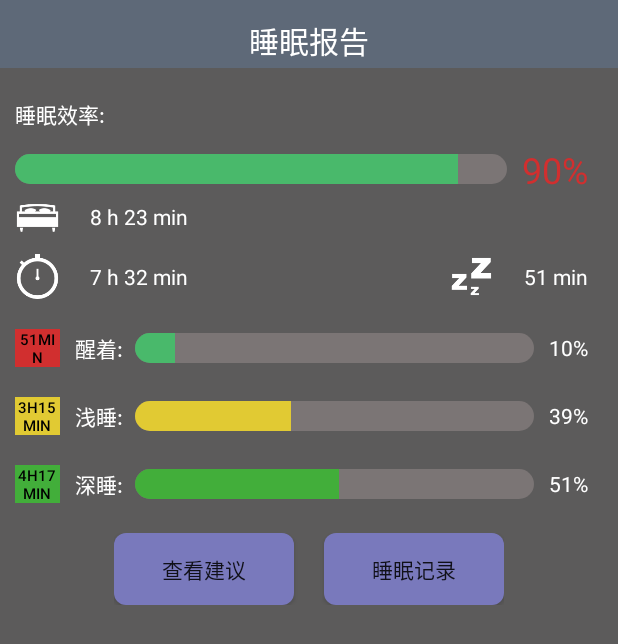
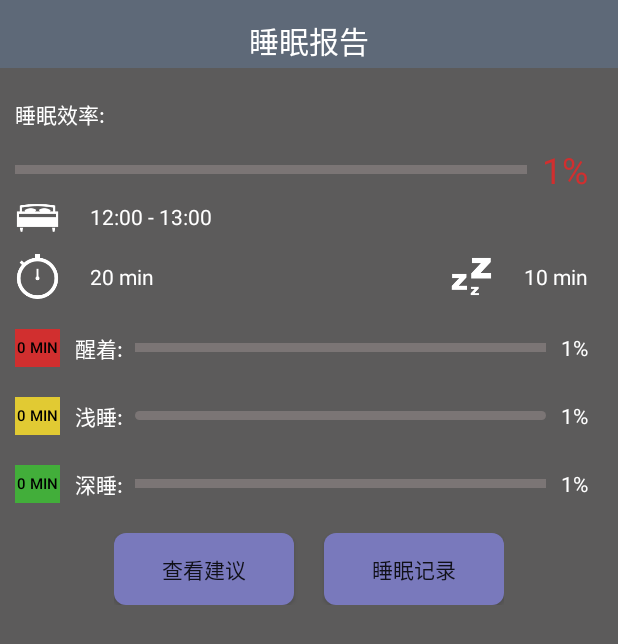
Before and after one commit to CXCup/SleepHealth, an Android app: the ReportActivity screen opened directly, with no data from a screen before it, on a phone screen of 412 x 824 dp. Shown: the top 644 px of the screen. Run offline under Robolectric (Android 15) with nearby library versions, the phone set to English and light mode, and no system bars.

Commit message:
睡眠日志

```diff
--- a/app/src/main/java/com/whx/sleephealth/adapter/MyAdapter.java
+++ b/app/src/main/java/com/whx/sleephealth/adapter/MyAdapter.java
@@ -16,8 +16,8 @@ import com.whx.sleephealth.R;
  */
 public class MyAdapter extends BaseAdapter{
 
-    private int[] imagesRes = {R.mipmap.chart,R.mipmap.help};
-    private String[] texts = {"睡眠记录","帮助睡眠"};
+    private int[] imagesRes = {R.mipmap.chart,R.mipmap.ic_list,R.mipmap.help};
+    private String[] texts = {"统计数据","日志记录","帮助睡眠"};
     private Context mContext;
 
     public MyAdapter(Context mContext){
@@ -25,7 +25,7 @@ public class MyAdapter extends BaseAdapter{
     }
     @Override
     public int getCount() {
-        return 2;
+        return texts.length;
     }
 
     @Override
--- a/app/src/main/java/com/whx/sleephealth/main/MainFragment.java
+++ b/app/src/main/java/com/whx/sleephealth/main/MainFragment.java
@@ -57,6 +57,7 @@ public class MainFragment extends Fragment implements View.OnClickListener,TimeP
 
         timePicker = (TimePicker)view.findViewById(R.id.alarm_time);
         timePicker.setIs24HourView(true);
+        timePicker.setCurrentHour(Calendar.getInstance().get(Calendar.HOUR_OF_DAY));
         timePicker.setOnTimeChangedListener(this);
 
         getAlarmtext(timePicker.getCurrentHour(), timePicker.getCurrentMinute());
--- a/app/src/main/java/com/whx/sleephealth/main/ReportActivity.java
+++ b/app/src/main/java/com/whx/sleephealth/main/ReportActivity.java
@@ -1,8 +1,14 @@
 package com.whx.sleephealth.main;
 
 import android.app.Activity;
+import android.content.BroadcastReceiver;
+import android.content.Context;
 import android.content.Intent;
+import android.content.IntentFilter;
+import android.graphics.Color;
 import android.os.Bundle;
+import android.os.Handler;
+import android.os.Message;
 import android.util.Log;
 import android.view.View;
 import android.widget.Button;
@@ -12,20 +18,50 @@ import android.widget.TextView;
 import com.whx.sleephealth.R;
 import com.whx.sleephealth.tieshi.MLog;
 
+import java.io.File;
+import java.io.RandomAccessFile;
+import java.text.SimpleDateFormat;
+import java.util.Date;
+import java.util.Set;
+
 /**
  * Created by whx on 2016/3/5.
  */
 public class ReportActivity extends Activity{
 
-    TextView title;
-    ProgressBar effProgressBar,awakeProgressBar,lightSleepBar,deepSleepBar;
-    Button btn_sug,awakeTimeBrn,lightTime,deepTime;
-    TextView efficiencyText,awakeText,lightText,deepText,awakeTime,sleepTime,totoalTime;
+    private TextView title;
+    private ProgressBar effProgressBar,awakeProgressBar,lightSleepBar,deepSleepBar;
+    private Button btn_sug,awakeTimeBrn,lightTime,deepTime;
+    private TextView efficiencyText,awakeText,lightText,deepText,awakeTime,sleepTime,totoalTime;
+
+    private int eff,sleep_min,awake_min,total;
+
+    private int step = 1;
+
+    //0是睡，1是醒
+    private int[] states = {0,1};
+    private int[] obs1;
+
+    private double[] start_p = {0,1};
+
+    private double[][] trans_p = {
+            {0.7839,0.2161},
+            {0.2357,0.7643}
+    };
+    private double[][] emit_p = {
+            {0.2,0.8},
+            {0.8,0.2}
+    };
 
     @Override
     protected void onCreate(Bundle savedInstanceState) {
         super.onCreate(savedInstanceState);
         setContentView(R.layout.report);
+
+//        receiver = new MReceiver();
+//        IntentFilter intentFilter = new IntentFilter();
+//        intentFilter.addAction("android.intent.action.MReceiver");
+//        registerReceiver(receiver,intentFilter);
 
         init();
 
@@ -60,30 +96,132 @@ public class ReportActivity extends Activity{
         lightTime = (Button)findViewById(R.id.light_sleep_time);
         deepTime = (Button)findViewById(R.id.deep_sleep_time);
 
-        setValues();
+        if(getIntent().getFlags() == 1){
+            new Thread(){
+                @Override
+                public void run() {
+                    test();
+                }
+            }.start();
+        }
+
     }
-    private void setValues(){
-        effProgressBar.setProgress(90);
+
+    private void setValues(long start,long end,int total_min,int sleep_min,int awake_min,int eff,int light,int deep){
+        SimpleDateFormat formatter = new SimpleDateFormat("HH:mm");
+
+        effProgressBar.setProgress(eff);
         //effProgressBar.setProgressDrawable(getResources().getDrawable(R.drawable.pro));
-        efficiencyText.setText("90%");
+        efficiencyText.setText(eff+"%");
+        if(eff>=60){
+            efficiencyText.setTextColor(Color.parseColor("#42ae3a"));
+        }
 
-        totoalTime.setText("8 h 23 min");
-        sleepTime.setText("7 h 32 min");
-        awakeTime.setText("51 min");
+        Date d1 = new Date(start);
+        String s1 = formatter.format(d1);
+        Date d2 = new Date(end);
+        String s2 = formatter.format(d2);
 
-        awakeTimeBrn.setText("51min");
-        awakeProgressBar.setProgress(10);
-        awakeText.setText("10%");
+        totoalTime.setText(s1+"-"+s2);
 
-        lightTime.setText("3h15min");
-        lightSleepBar.setProgress(39);
-        lightText.setText("39%");
+        sleepTime.setText(sleep_min / 60 + " h " + sleep_min % 60 + " min");
+        awakeTime.setText(awake_min/60 +" h "+awake_min%60+" min");
 
-        deepTime.setText("4h17min");
-        deepSleepBar.setProgress(51);
-        deepText.setText("51%");
+        if(awake_min>60){
+            awakeTimeBrn.setText(awake_min/60 +"h"+awake_min%60+"min");
+        }else{
+            awakeTimeBrn.setText(awake_min%60+"min");
+        }
+        awakeProgressBar.setProgress((int) ((float) awake_min / total_min * 100));
+        awakeText.setText((int) ((float) awake_min / total_min * 100) + "%");
 
-        Log.d(MLog.TAG, Work.time + "");
-        Log.d(MLog.TAG,Work.wakeTime+"");
+        if(light>60){
+            lightTime.setText(light/60 +"h"+light%60+"min");
+        }else{
+            lightTime.setText(light%60+"min");
+        }
+        lightSleepBar.setProgress((int) ((float) light / total_min * 100));
+        lightText.setText((int) ((float) light/total_min*100)+"%");
+
+        if(deep>60){
+            deepTime.setText(deep/60 +"h"+deep%60+"min");
+        }else{
+            deepTime.setText(deep%60+"min");
+        }
+        deepSleepBar.setProgress((int)((float)deep/total_min*100));
+        deepText.setText((int) ((float) deep/total_min*100)+"%");
+
+    }
+
+    int sleepCount=0,wakeCount=0;
+
+//    private class MReceiver extends BroadcastReceiver{
+//        @Override
+//        public void onReceive(Context context, Intent intent) {
+//
+//        }
+//    }
+    private void test(){
+        obs1 = new int[Work.obs.size()];
+        for(int i=0;i<Work.obs.size();i++){
+//            Log.d(MLog.TAG,""+Work.obs.get(i));
+
+            obs1[i] = Work.obs.get(i);
+        }
+        int[] s;
+        s = Viterbi.compute(obs1,states,start_p,trans_p,emit_p);
+
+        int j = 0;
+        Set<String> keys = Work.obs0.keySet();
+
+        for (String ss :keys){
+            Work.obs0.put(ss,s[j++]);
+        }
+
+        //将结果写入到文件
+        try{
+            File file = new File(SleepTimeService.file);
+            RandomAccessFile raf = new RandomAccessFile(file,"rw");
+            raf.seek(file.length());
+
+            raf.writeChars(Work.obs0+"");
+
+        }catch (Exception e){
+            Log.d(MLog.TAG,e.getMessage());
+        }
+        //打印结果
+        for (int i : s){
+            if(0 == i){
+                sleepCount ++;
+            }else{
+                wakeCount ++;
+            }
+        }
+        total = s.length;
+        eff = (int)((float)sleepCount/total*100);
+        sleep_min = sleepCount/step;
+        awake_min = wakeCount/step;
+
+        Log.d(MLog.TAG,"sleep is "+eff+"%");
+
+        handler.sendEmptyMessage(1);
+
+
+    }
+
+    Handler handler = new Handler(){
+        @Override
+        public void handleMessage(Message msg) {
+            if(1 == msg.what){
+                setValues(MainFragment.startTime,CloseAlarmActivity.stopTime,(sleep_min+awake_min),
+                        sleep_min,awake_min,eff,(int)(total*0.6),(int)(total*0.3));
+            }
+        }
+    };
+    @Override
+    protected void onDestroy() {
+
+        //unregisterReceiver(receiver);
+        super.onDestroy();
     }
 }
--- a/app/src/main/java/com/whx/sleephealth/main/SleepTimeService.java
+++ b/app/src/main/java/com/whx/sleephealth/main/SleepTimeService.java
@@ -35,7 +35,7 @@ public class SleepTimeService extends Service{
         super.onCreate();
         timer = new Timer();
         //每隔两秒执行一次
-        timer.schedule(new Work(this),0,2000);
+        timer.schedule(new Work(this),0,60000);
 
         try {
             file = Environment.getExternalStorageDirectory().getCanonicalPath() + "/test.txt";
--- a/app/src/main/java/com/whx/sleephealth/mine/MineFragment.java
+++ b/app/src/main/java/com/whx/sleephealth/mine/MineFragment.java
@@ -47,6 +47,8 @@ public class MineFragment extends Fragment{
                         startActivity(mChart);
                         break;
                     case 1:
+                        break;
+                    case 2:
                         Intent mHelp = new Intent(getActivity(),HelpItemActivity.class);
                         startActivity(mHelp);
                         break;
--- /dev/null
+++ b/app/src/main/res/drawable/awake_bar.xml
@@ -0,0 +1,17 @@
+<?xml version="1.0" encoding="utf-8"?>
+<layer-list xmlns:android="http://schemas.android.com/apk/res/android">
+    <!-- 背景  gradient是渐变,corners定义的是圆角 -->
+    <item android:id="@android:id/background">
+        <shape>
+            <solid android:color="#7b7575" />
+        </shape>
+    </item>
+    <!-- 进度条 -->
+    <item android:id="@android:id/progress">
+        <clip>
+            <shape>
+                <solid android:color="#e15045" />
+            </shape>
+        </clip>
+    </item>
+</layer-list>
--- a/app/src/main/res/drawable/deep_sleep_bar.xml
+++ b/app/src/main/res/drawable/deep_sleep_bar.xml
@@ -3,7 +3,6 @@
     <!-- 背景  gradient是渐变,corners定义的是圆角 -->
     <item android:id="@android:id/background">
         <shape>
-            <corners android:radius="10dp" />
 
             <solid android:color="#7b7575" />
         </shape>
@@ -12,7 +11,6 @@
     <item android:id="@android:id/progress">
         <clip>
             <shape>
-                <corners android:radius="10dip" />
 
                 <solid android:color="#42ae3a" />
             </shape>
--- a/app/src/main/res/drawable/totalbar.xml
+++ b/app/src/main/res/drawable/totalbar.xml
@@ -4,7 +4,6 @@
     <!-- 背景  gradient是渐变,corners定义的是圆角 -->
     <item android:id="@android:id/background">
         <shape>
-            <corners android:radius="10dp" />
 
             <solid android:color="#7b7575" />
         </shape>
@@ -13,7 +12,6 @@
     <item android:id="@android:id/progress">
         <clip>
             <shape>
-                <corners android:radius="10dip" />
 
                 <solid android:color="#49b96b" />
             </shape>
--- a/app/src/main/res/layout/report.xml
+++ b/app/src/main/res/layout/report.xml
@@ -26,7 +26,7 @@
             <ProgressBar
                 android:id="@+id/efficiency_bar"
                 android:layout_width="match_parent"
-                android:layout_height="wrap_content"
+                android:layout_height="6dp"
                 android:layout_marginLeft="10dp"
                 android:layout_centerVertical="true"
                 android:layout_toLeftOf="@+id/efficiency_text"
@@ -81,7 +81,7 @@
                     android:layout_height="30dp"
                     android:src="@mipmap/ic_values_duration"/>
                 <TextView
-                    android:id="@+id/sleep_time"
+                    android:id="@+id/awake_time"
                     android:layout_width="wrap_content"
                     android:layout_height="wrap_content"
                     android:textColor="#ffffff"
@@ -99,7 +99,7 @@
                     android:layout_height="30dp"
                     android:src="@mipmap/ic_fall_asleep"/>
                 <TextView
-                    android:id="@+id/awake_time"
+                    android:id="@+id/sleep_time"
                     android:layout_width="wrap_content"
                     android:layout_height="wrap_content"
                     android:layout_gravity="center_vertical"
@@ -138,12 +138,12 @@
             <ProgressBar
                 android:id="@+id/awake_bar"
                 android:layout_width="match_parent"
-                android:layout_height="wrap_content"
+                android:layout_height="6dp"
                 android:layout_marginLeft="90dp"
                 android:layout_centerVertical="true"
                 android:layout_toLeftOf="@+id/awake_text"
                 android:layout_marginRight="10dp"
-                android:progressDrawable="@drawable/totalbar"
+                android:progressDrawable="@drawable/awake_bar"
                 style="@android:style/Widget.ProgressBar.Horizontal"/>
             <TextView
                 android:id="@+id/awake_text"
@@ -181,7 +181,7 @@
             <ProgressBar
                 android:id="@+id/light_sleep_bar"
                 android:layout_width="match_parent"
-                android:layout_height="wrap_content"
+                android:layout_height="6dp"
                 android:layout_centerVertical="true"
                 android:layout_toLeftOf="@+id/light_sleep_text"
                 android:layout_marginRight="10dp"
@@ -224,7 +224,7 @@
             <ProgressBar
                 android:id="@+id/deep_sleep_bar"
                 android:layout_width="match_parent"
-                android:layout_height="wrap_content"
+                android:layout_height="6dp"
                 android:layout_centerVertical="true"
                 android:layout_toLeftOf="@+id/deep_sleep_text"
                 android:layout_marginRight="10dp"
```
Also changed, not shown: app/src/main/java/com/whx/sleephealth/adapter/RecordListAdapter.java (added, +75 -0 lines), app/src/main/java/com/whx/sleephealth/adapter/RecordListItem.java (added, +42 -0 lines), app/src/main/java/com/whx/sleephealth/main/CloseAlarmActivity.java (+2 -54 lines), app/src/main/java/com/whx/sleephealth/main/SQLHelper.java (added, +25 -0 lines), app/src/main/java/com/whx/sleephealth/mine/RecordActivity.java (added, +38 -0 lines), app/src/main/res/layout/record.xml (added, +25 -0 lines), app/src/main/res/layout/record_item.xml (added, +46 -0 lines), app/src/main/res/mipmap-hdpi/ic_list.png (added).
